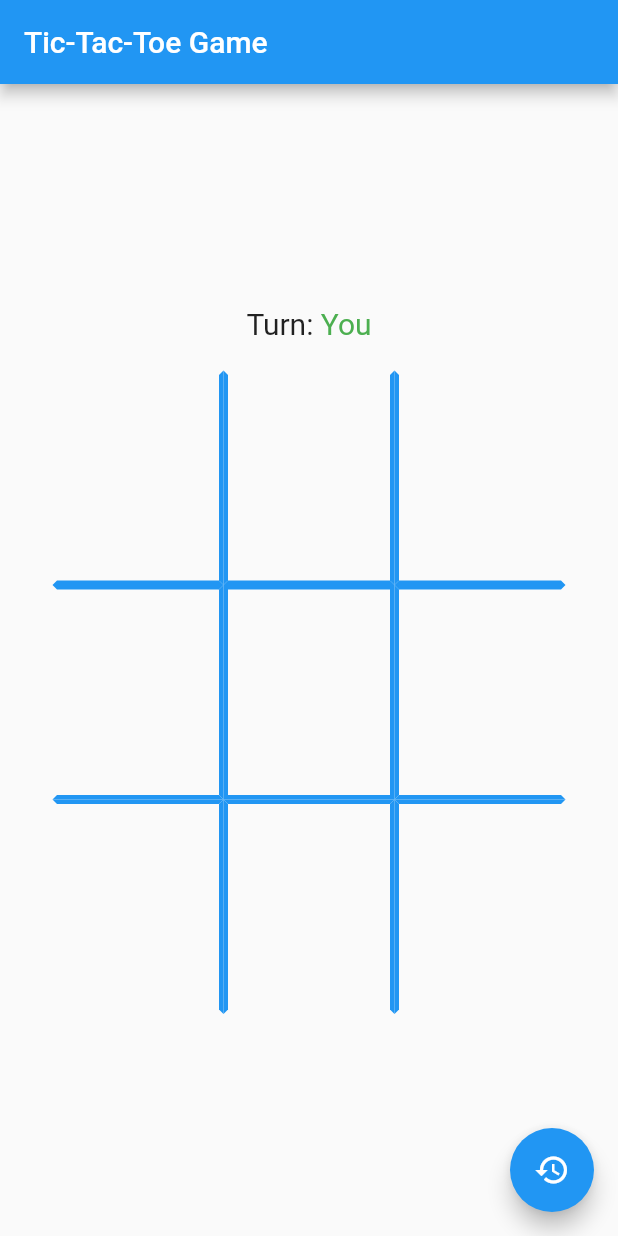
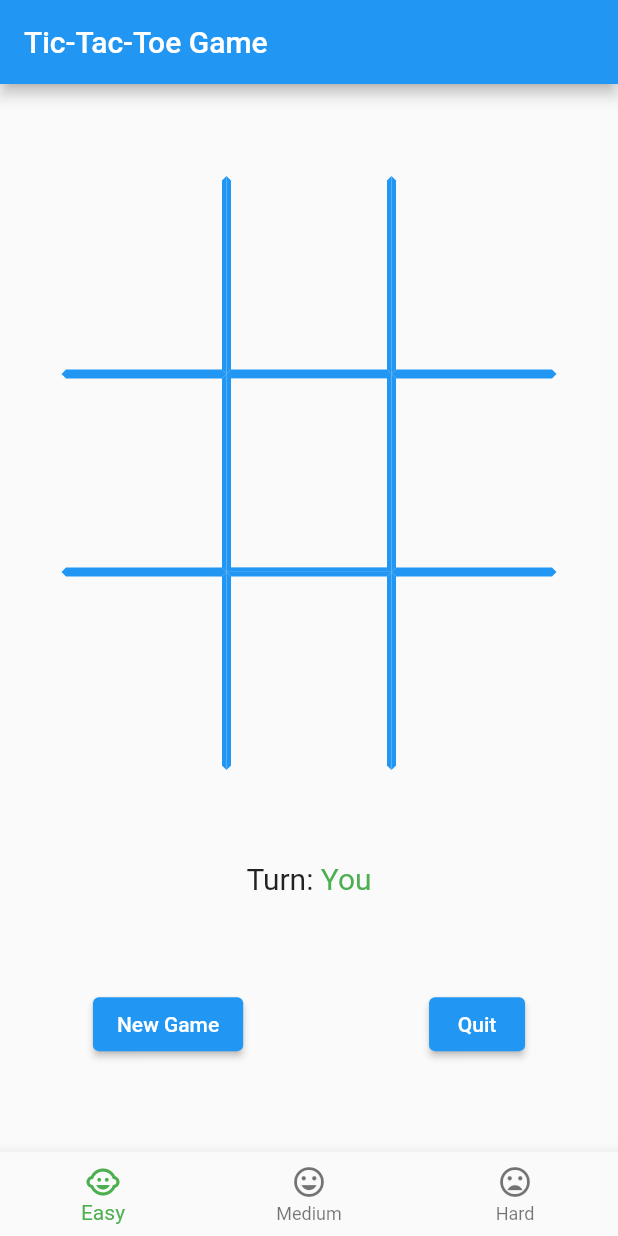
Before and after one commit to SergioSarmiento/dadm-2021-2, a Flutter app: the screen it shows after launch, on a phone screen of 412 x 824 dp. Run offline on Flutter 3.47's test engine with Material 2 defaults, Android fonts, the light colour scheme and no system bars.

Commit message:
Se añade menu de opciones falta logica

```diff
--- a/reto3/tic_tac_toe/lib/assets/constants.dart
+++ b/reto3/tic_tac_toe/lib/assets/constants.dart
@@ -2,14 +2,17 @@
 import 'package:flutter/material.dart';
 
 const String title = 'Tic-Tac-Toe Game';
-const String playerOneSymbol="X";
-const String playerTwoSymbol="O";
+const String playerOneSymbol = "X";
+const String playerTwoSymbol = "O";
 const String blank = '';
 const String playerName = 'You';
 const String computerName = 'Computer';
 const String draw = 'It\'s a tie';
 const String winText = 'The winner is ';
 const String turnText = 'Turn: ';
+const String difficultyEasy = 'Easy';
+const String difficultyMedium = 'Medium';
+const String difficultyHard = 'Hard';
 //Color
 const Color playerOneColor = Colors.green;
 const Color playerTwoColor = Colors.red;
@@ -18,5 +21,5 @@ const Color borders = Colors.blue;
 const Color winningSet = Colors.greenAccent;
 //numbers
 const double fontSize = 20.0;
-const double cellSize = 22.0;
+const double cellSize = 20.0;
 const double borderWidth = 3;
--- a/reto3/tic_tac_toe/lib/tic_tac_toe_board.dart
+++ b/reto3/tic_tac_toe/lib/tic_tac_toe_board.dart
@@ -13,8 +13,8 @@ class TicTacToeBoard extends StatefulWidget {
 }
 
 class _TicTacToeBoardState extends State<TicTacToeBoard> {
-  final TicTacToeGame game =
-      TicTacToeGame(player1: constants.playerName);
+  int _selectedIndex = 0;
+  final TicTacToeGame game = TicTacToeGame(player1: constants.playerName);
 
   bool isThereWinner = false;
   List<int> win = [];
@@ -24,6 +24,14 @@ class _TicTacToeBoardState extends State<TicTacToeBoard> {
       game.markACell(index);
       win = game.getWinSet();
       isThereWinner = win.isNotEmpty;
+    });
+  }
+
+  void _newGame() {
+    setState(() {
+      game.resetBoard();
+      win = [];
+      isThereWinner = false;
     });
   }
 
@@ -39,6 +47,29 @@ class _TicTacToeBoardState extends State<TicTacToeBoard> {
     }
   }
 
+  void _onItemTapped(int index) {
+    setState(() {
+      _selectedIndex = index;
+    });
+  }
+
+  Color _difficultyColor() {
+    switch (_selectedIndex) {
+      case 0:
+        {
+          return constants.playerOneColor;
+        }
+      case 1:
+        {
+          return constants.borders;
+        }
+      default:
+        {
+          return constants.playerTwoColor;
+        }
+    }
+  }
+
   @override
   Widget build(BuildContext context) {
     SystemChrome.setPreferredOrientations([
@@ -50,37 +81,8 @@ class _TicTacToeBoardState extends State<TicTacToeBoard> {
         title: const Text(constants.title),
       ),
       body: Column(
-        mainAxisAlignment: MainAxisAlignment.center,
+        mainAxisAlignment: MainAxisAlignment.spaceEvenly,
         children: [
-          !isThereWinner && game.fullBoard()
-              ? const Text(
-                  constants.draw,
-                  style: TextStyle(fontSize: constants.fontSize),
-                )
-              : Row(
-                  mainAxisAlignment: MainAxisAlignment.center,
-                  children: [
-                    Text(
-                      isThereWinner ? constants.winText : constants.turnText,
-                      style: const TextStyle(fontSize: constants.fontSize),
-                    ),
-                    Text(
-                      isThereWinner ? _getWinner() : _getPlayerInTurn(),
-                      style: TextStyle(
-                          fontSize: constants.fontSize,
-                          color: isThereWinner
-                              ? _getWinner() == game.player1
-                                  ? constants.playerOneColor
-                                  : constants.playerTwoColor
-                              : _getPlayerInTurn() == game.player1
-                                  ? constants.playerOneColor
-                                  : constants.playerTwoColor),
-                    ),
-                  ],
-                ),
-          const SizedBox(
-            height: constants.fontSize,
-          ),
           Column(
             mainAxisAlignment: MainAxisAlignment.center,
             children: [
@@ -188,17 +190,67 @@ class _TicTacToeBoardState extends State<TicTacToeBoard> {
               ),
             ],
           ),
+          !isThereWinner && game.fullBoard()
+              ? const Text(
+                  constants.draw,
+                  style: TextStyle(fontSize: constants.fontSize),
+                )
+              : Row(
+                  mainAxisAlignment: MainAxisAlignment.center,
+                  children: [
+                    Text(
+                      isThereWinner ? constants.winText : constants.turnText,
+                      style: const TextStyle(fontSize: constants.fontSize),
+                    ),
+                    Text(
+                      isThereWinner ? _getWinner() : _getPlayerInTurn(),
+                      style: TextStyle(
+                          fontSize: constants.fontSize,
+                          color: isThereWinner
+                              ? _getWinner() == game.player1
+                                  ? constants.playerOneColor
+                                  : constants.playerTwoColor
+                              : _getPlayerInTurn() == game.player1
+                                  ? constants.playerOneColor
+                                  : constants.playerTwoColor),
+                    ),
+                  ],
+                ),
+          Row(
+            mainAxisAlignment: MainAxisAlignment.spaceAround,
+            children: [
+              ElevatedButton(
+                onPressed: _newGame,
+                child: const Text('New Game'),
+              ),
+              ElevatedButton(
+                onPressed: () {
+                  SystemNavigator.pop();
+                },
+                child: const Text('Quit'),
+              ),
+            ],
+          ),
         ],
       ),
-      floatingActionButton: FloatingActionButton(
-        child: const Icon(Icons.restore),
-        onPressed: () {
-          setState(() {
-            game.resetBoard();
-            win = [];
-            isThereWinner = false;
-          });
-        },
+      bottomNavigationBar: BottomNavigationBar(
+        items: const <BottomNavigationBarItem>[
+          BottomNavigationBarItem(
+            icon: Icon(Icons.child_care),
+            label: constants.difficultyEasy,
+          ),
+          BottomNavigationBarItem(
+            icon: Icon(Icons.mood),
+            label: constants.difficultyMedium,
+          ),
+          BottomNavigationBarItem(
+            icon: Icon(Icons.mood_bad),
+            label: constants.difficultyHard,
+          ),
+        ],
+        currentIndex: _selectedIndex,
+        selectedItemColor: _difficultyColor(),
+        onTap: _onItemTapped,
       ),
     );
   }
@@ -233,13 +285,17 @@ class TicTacToeCell extends StatelessWidget {
           color: color,
           border: Border(
             top: BorderSide(
-                width: constants.borderWidth, color: top ? constants.borders : constants.background),
+                width: constants.borderWidth,
+                color: top ? constants.borders : constants.background),
             left: BorderSide(
-                width: constants.borderWidth, color: left ? constants.borders : constants.background),
+                width: constants.borderWidth,
+                color: left ? constants.borders : constants.background),
             right: BorderSide(
-                width: constants.borderWidth, color: right ? constants.borders : constants.background),
+                width: constants.borderWidth,
+                color: right ? constants.borders : constants.background),
             bottom: BorderSide(
-                width: constants.borderWidth, color: bottom ? constants.borders : constants.background),
+                width: constants.borderWidth,
+                color: bottom ? constants.borders : constants.background),
           )),
       child: TextButton(
         onPressed: onPressed,
@@ -248,7 +304,11 @@ class TicTacToeCell extends StatelessWidget {
         ),
         child: Text(
           value,
-          style: TextStyle(color: value == constants.playerOneSymbol ? constants.playerOneColor : constants.playerTwoColor,),
+          style: TextStyle(
+            color: value == constants.playerOneSymbol
+                ? constants.playerOneColor
+                : constants.playerTwoColor,
+          ),
         ),
       ),
     );
```
